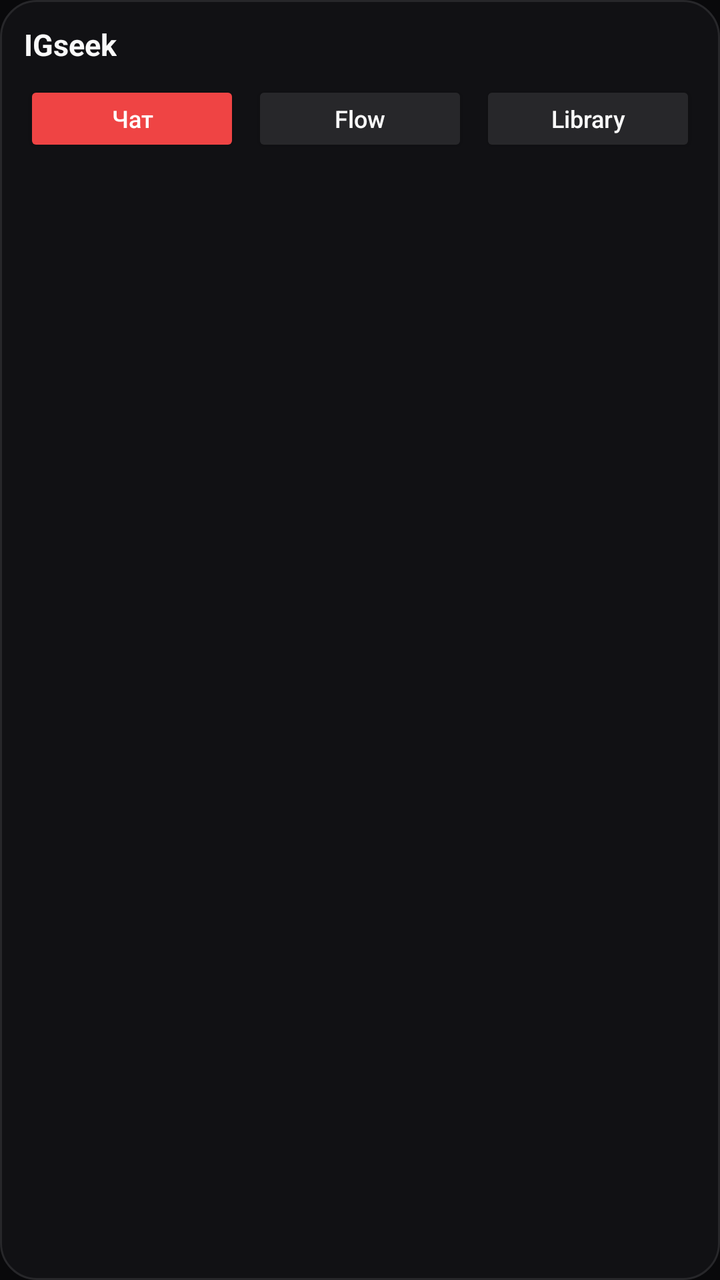
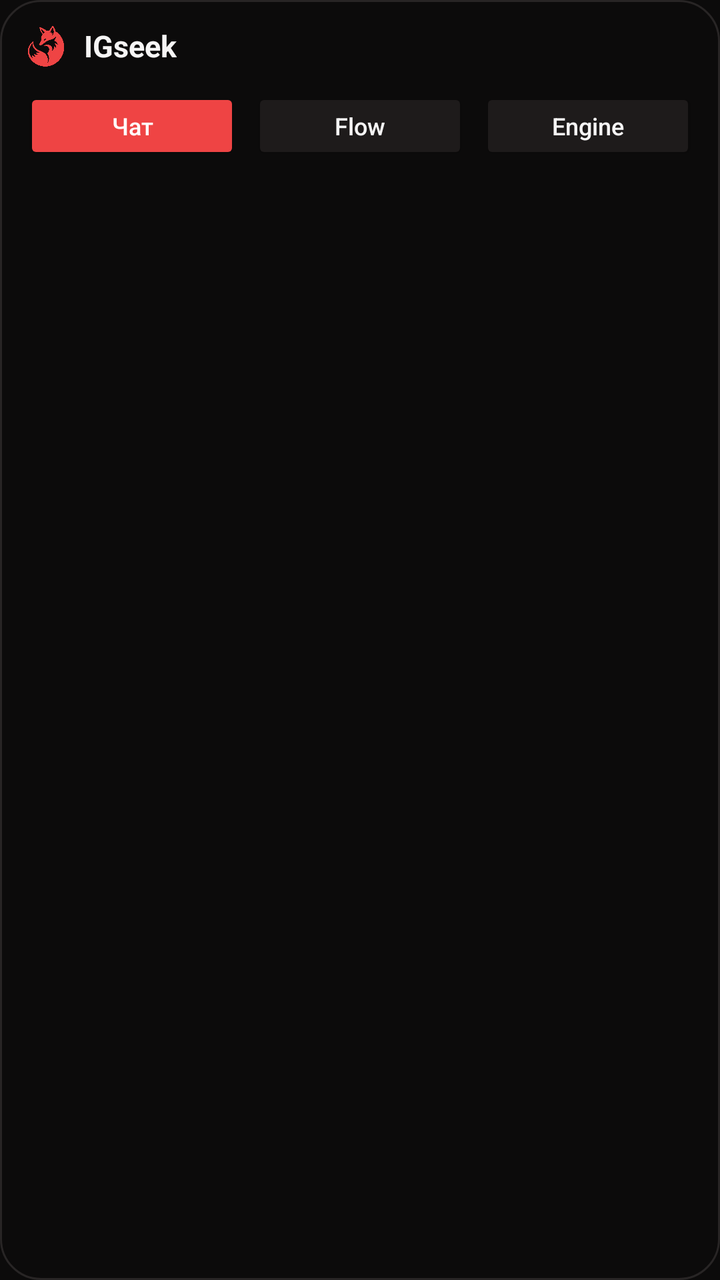

Two renders of the same Android screen: before a commit and after it. Below are the layout's source before the change and the commit's diff.
<!-- AndroidManifest.xml: application theme Theme.IGseek -->
<!-- res/layout/widget_igseek_quick.xml -->
<?xml version="1.0" encoding="utf-8"?>
<LinearLayout xmlns:android="http://schemas.android.com/apk/res/android"
    android:layout_width="match_parent"
    android:layout_height="match_parent"
    android:background="@drawable/widget_bg"
    android:orientation="vertical"
    android:padding="12dp">

    <TextView
        android:layout_width="wrap_content"
        android:layout_height="wrap_content"
        android:text="IGseek"
        android:textColor="#FAFAFA"
        android:textSize="15sp"
        android:textStyle="bold" />

    <LinearLayout
        android:layout_width="match_parent"
        android:layout_height="wrap_content"
        android:layout_marginTop="8dp"
        android:orientation="horizontal">

        <Button
            android:id="@+id/widget_btn_chat"
            android:layout_width="0dp"
            android:layout_height="38dp"
            android:layout_marginEnd="6dp"
            android:layout_weight="1"
            android:backgroundTint="#EF4444"
            android:text="Чат"
            android:textAllCaps="false"
            android:textColor="#FFFFFF"
            android:textSize="12sp" />

        <Button
            android:id="@+id/widget_btn_flow"
            android:layout_width="0dp"
            android:layout_height="38dp"
            android:layout_marginEnd="6dp"
            android:layout_weight="1"
            android:backgroundTint="#27272A"
            android:text="Flow"
            android:textAllCaps="false"
            android:textColor="#FAFAFA"
            android:textSize="12sp" />

        <Button
            android:id="@+id/widget_btn_library"
            android:layout_width="0dp"
            android:layout_height="38dp"
            android:layout_weight="1"
            android:backgroundTint="#27272A"
            android:text="Library"
            android:textAllCaps="false"
            android:textColor="#FAFAFA"
            android:textSize="12sp" />
    </LinearLayout>
</LinearLayout>
<!-- resources referenced by this layout -->
<resources>
  <!-- drawable widget_bg (drawable) -->
  <?xml version="1.0" encoding="utf-8"?>
  <shape xmlns:android="http://schemas.android.com/apk/res/android"
      android:shape="rectangle">
      <solid android:color="#111114" />
      <stroke android:width="1dp" android:color="#27272A" />
      <corners android:radius="18dp" />
  </shape>
  <style name="Theme.IGseek" parent="Theme.AppCompat.DayNight.NoActionBar">
          <item name="android:statusBarColor">@android:color/transparent</item>
          <item name="android:navigationBarColor">@android:color/transparent</item>
          <item name="android:windowBackground">#09090B</item>
      </style>
</resources>

<!-- the commit's change to res/layout/widget_igseek_quick.xml (unified diff, before → after) -->
@@ -6,18 +6,32 @@
     android:orientation="vertical"
     android:padding="12dp">
 
-    <TextView
-        android:layout_width="wrap_content"
+    <LinearLayout
+        android:layout_width="match_parent"
         android:layout_height="wrap_content"
-        android:text="IGseek"
-        android:textColor="#FAFAFA"
-        android:textSize="15sp"
-        android:textStyle="bold" />
+        android:gravity="center_vertical"
+        android:orientation="horizontal">
+
+        <ImageView
+            android:layout_width="22dp"
+            android:layout_height="22dp"
+            android:contentDescription="IGseek"
+            android:src="@drawable/ic_igseek_fox" />
+
+        <TextView
+            android:layout_width="wrap_content"
+            android:layout_height="wrap_content"
+            android:layout_marginStart="8dp"
+            android:text="IGseek"
+            android:textColor="#F6F5F5"
+            android:textSize="15sp"
+            android:textStyle="bold" />
+    </LinearLayout>
 
     <LinearLayout
         android:layout_width="match_parent"
         android:layout_height="wrap_content"
-        android:layout_marginTop="8dp"
+        android:layout_marginTop="10dp"
         android:orientation="horizontal">
 
         <Button
@@ -38,10 +52,10 @@
             android:layout_height="38dp"
             android:layout_marginEnd="6dp"
             android:layout_weight="1"
-            android:backgroundTint="#27272A"
+            android:backgroundTint="#1E1B1B"
             android:text="Flow"
             android:textAllCaps="false"
-            android:textColor="#FAFAFA"
+            android:textColor="#F6F5F5"
             android:textSize="12sp" />
 
         <Button
@@ -49,10 +63,10 @@
             android:layout_width="0dp"
             android:layout_height="38dp"
             android:layout_weight="1"
-            android:backgroundTint="#27272A"
-            android:text="Library"
+            android:backgroundTint="#1E1B1B"
+            android:text="Engine"
             android:textAllCaps="false"
-            android:textColor="#FAFAFA"
+            android:textColor="#F6F5F5"
             android:textSize="12sp" />
     </LinearLayout>
 </LinearLayout>
<!-- resource entries referenced after the edit -->
@@ -1,17 +1,18 @@
 <!-- resources referenced by this layout -->
 <resources>
+  <!-- drawable ic_igseek_fox: png bitmap (drawable, 37252 bytes) -->
   <!-- drawable widget_bg (drawable) -->
   <?xml version="1.0" encoding="utf-8"?>
   <shape xmlns:android="http://schemas.android.com/apk/res/android"
       android:shape="rectangle">
-      <solid android:color="#111114" />
-      <stroke android:width="1dp" android:color="#27272A" />
-      <corners android:radius="18dp" />
+      <solid android:color="#0C0B0B" />
+      <stroke android:width="1dp" android:color="#282525" />
+      <corners android:radius="20dp" />
   </shape>
   <style name="Theme.IGseek" parent="Theme.AppCompat.DayNight.NoActionBar">
           <item name="android:statusBarColor">@android:color/transparent</item>
           <item name="android:navigationBarColor">@android:color/transparent</item>
-          <item name="android:windowBackground">#09090B</item>
+          <item name="android:windowBackground">#0C0B0B</item>
       </style>
 </resources>
 
